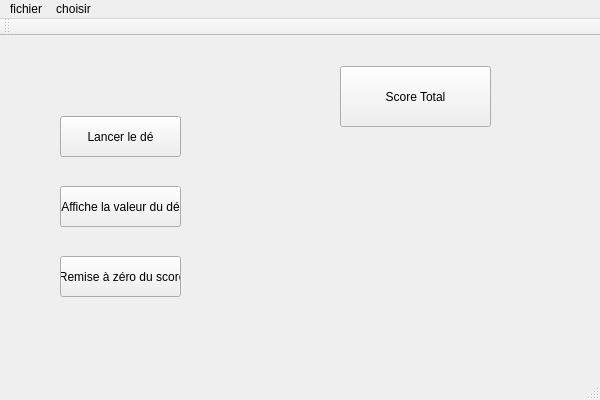
The window that TP_1_Heritage/TP_1_Heritage.ui (ColsonB/TP-1-Heritage) describes before a commit, drawn with Qt 5.
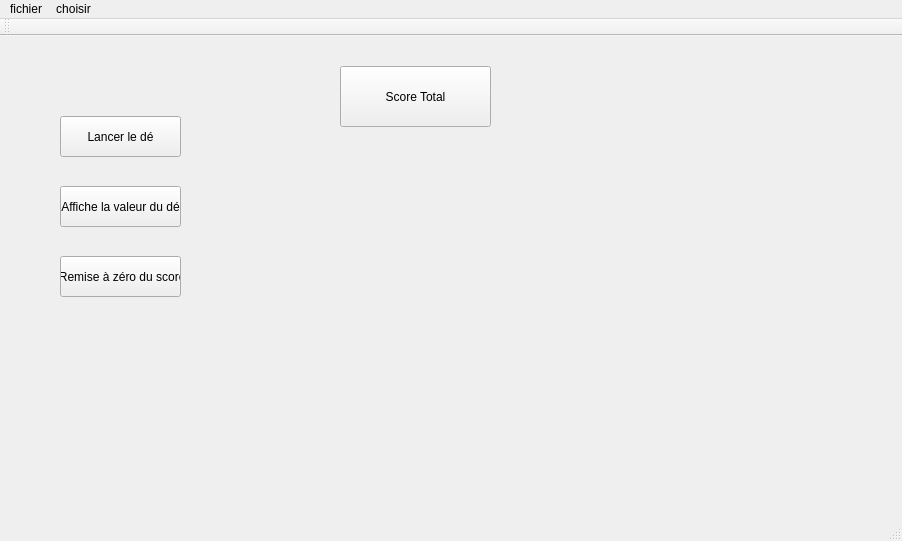
The same window after the commit.

What changed in the file:
```diff
--- a/TP_1_Heritage/TP_1_Heritage.ui
+++ b/TP_1_Heritage/TP_1_Heritage.ui
@@ -6,8 +6,8 @@
    <rect>
     <x>0</x>
     <y>0</y>
-    <width>600</width>
-    <height>400</height>
+    <width>902</width>
+    <height>541</height>
    </rect>
   </property>
   <property name="windowTitle">
@@ -107,7 +107,7 @@
     <rect>
      <x>0</x>
      <y>0</y>
-     <width>600</width>
+     <width>902</width>
      <height>21</height>
     </rect>
    </property>
```
